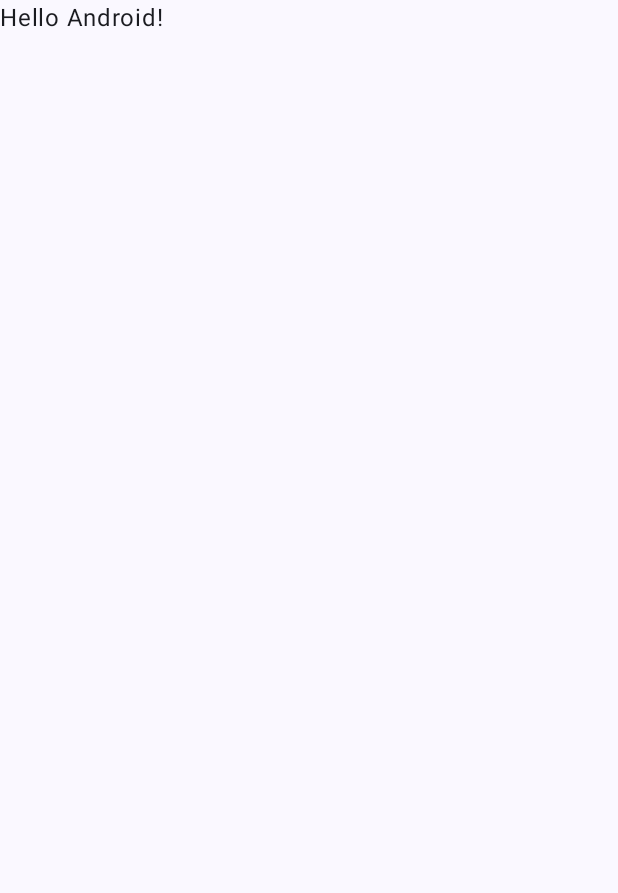
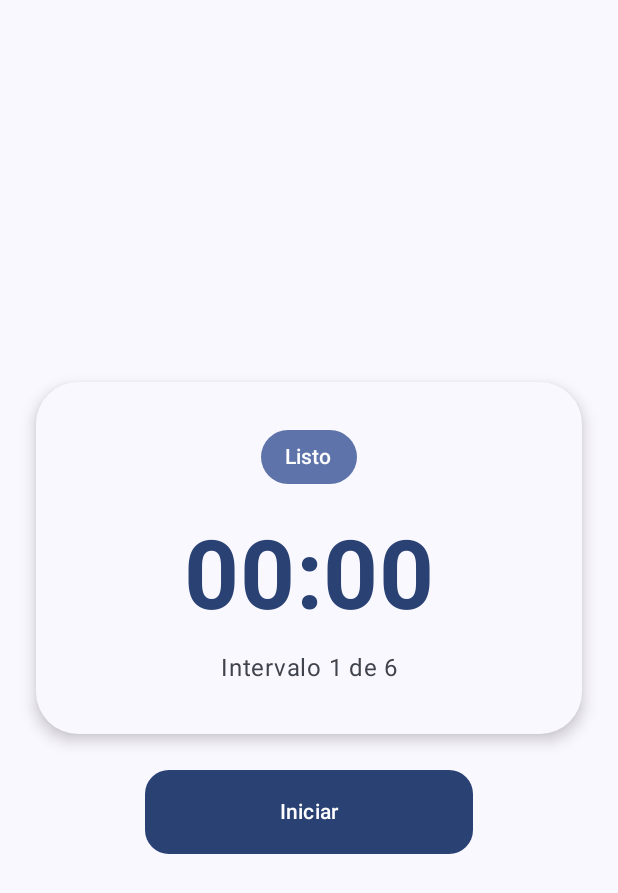
Before and after one commit to DanielCulpian/CascadeStudy, an Android app built with Jetpack Compose: the screen it shows after launch (MainActivity), on a phone screen of 412 x 824 dp. Before the commit the part shown is almost empty. Shown: the top 893 px of the screen. Run offline under Robolectric (Android 15) with nearby library versions, the light colour scheme and no system bars.

Commit message:
- Created TimerScreen.kt to set the principal window we want to show in our application. - Updated MainActivity.kt to use TimerScreen.kt

```diff
--- a/app/src/main/java/com/example/cascadestudy/MainActivity.kt
+++ b/app/src/main/java/com/example/cascadestudy/MainActivity.kt
@@ -4,44 +4,34 @@ import android.os.Bundle
 import androidx.activity.ComponentActivity
 import androidx.activity.compose.setContent
 import androidx.activity.enableEdgeToEdge
-import androidx.compose.foundation.layout.fillMaxSize
-import androidx.compose.foundation.layout.padding
-import androidx.compose.material3.Scaffold
-import androidx.compose.material3.Text
-import androidx.compose.runtime.Composable
-import androidx.compose.ui.Modifier
-import androidx.compose.ui.tooling.preview.Preview
+import androidx.activity.viewModels
+import androidx.compose.runtime.getValue
+import androidx.compose.runtime.collectAsState
+import com.example.cascadestudy.presentation.timer.TimerScreen
+import com.example.cascadestudy.presentation.timer.TimerViewModel
 import com.example.cascadestudy.ui.theme.CascadeStudyTheme
 
 class MainActivity : ComponentActivity() {
+
+    private val viewModel: TimerViewModel by viewModels()
+
     override fun onCreate(savedInstanceState: Bundle?) {
         super.onCreate(savedInstanceState)
+
         enableEdgeToEdge()
+
         setContent {
             CascadeStudyTheme {
-                Scaffold(modifier = Modifier.fillMaxSize()) { innerPadding ->
-                    Greeting(
-                        name = "Android",
-                        modifier = Modifier.padding(innerPadding)
-                    )
-                }
+                val uiState by viewModel.uiState.collectAsState()
+                TimerScreen(
+                    uiState = uiState,
+                    onStart = viewModel::start,
+                    onPause = viewModel::pause,
+                    onResume = viewModel::resume,
+                    onReset = viewModel::reset
+                )
             }
+
         }
     }
 }
-
-@Composable
-fun Greeting(name: String, modifier: Modifier = Modifier) {
-    Text(
-        text = "Hello $name!",
-        modifier = modifier
-    )
-}
-
-@Preview(showBackground = true)
-@Composable
-fun GreetingPreview() {
-    CascadeStudyTheme {
-        Greeting("Android")
-    }
-}
--- /dev/null
+++ b/app/src/main/java/com/example/cascadestudy/presentation/timer/TimerScreen.kt
@@ -0,0 +1,216 @@
+package com.example.cascadestudy.presentation.timer
+
+// UI and Compose imports
+import androidx.compose.foundation.background
+import androidx.compose.foundation.layout.Arrangement
+import androidx.compose.foundation.layout.Column
+import androidx.compose.foundation.layout.Row
+import androidx.compose.foundation.layout.Spacer
+import androidx.compose.foundation.layout.fillMaxSize
+import androidx.compose.foundation.layout.fillMaxWidth
+import androidx.compose.foundation.layout.height
+import androidx.compose.foundation.layout.padding
+import androidx.compose.foundation.layout.width
+import androidx.compose.foundation.shape.RoundedCornerShape
+import androidx.compose.material3.Button
+import androidx.compose.material3.ButtonDefaults
+import androidx.compose.material3.Card
+import androidx.compose.material3.CardDefaults
+import androidx.compose.material3.MaterialTheme
+import androidx.compose.material3.OutlinedButton
+import androidx.compose.material3.Surface
+import androidx.compose.material3.Text
+import androidx.compose.runtime.Composable
+import androidx.compose.ui.Alignment
+import androidx.compose.ui.Modifier
+import androidx.compose.ui.text.font.FontWeight
+import androidx.compose.ui.text.style.TextAlign
+import androidx.compose.ui.unit.dp
+import androidx.compose.ui.unit.sp
+
+// Domain imports
+import com.example.cascadestudy.domain.TimerState
+
+// Returns the localized label corresponding to the current timer state
+private fun stateText(state: TimerState): String {
+    return when (state) {
+        TimerState.IDLE -> "Listo"
+        TimerState.STUDYING -> "Estudiando"
+        TimerState.RESTING -> "Descansando"
+        TimerState.PAUSED -> "Pausado"
+        TimerState.FINISHED -> "Finalizado"
+    }
+}
+
+// Formats total seconds into MM:SS display format
+private fun formatTime(totalSeconds: Long): String {
+    val minutes = totalSeconds / 60
+    val seconds = totalSeconds % 60
+
+    return "%02d:%02d".format(minutes, seconds)
+}
+
+// Main Composable screen for displaying timer state and control actions
+@Composable
+fun TimerScreen(
+    uiState: TimerUiState,
+    onStart: () -> Unit,
+    onPause: () -> Unit,
+    onResume: () -> Unit,
+    onReset: () -> Unit
+) {
+    // Outer layout container centered vertically and horizontally
+    Column(
+        modifier = Modifier
+            .fillMaxSize()
+            .background(
+                MaterialTheme.colorScheme.background
+            )
+            .padding(24.dp),
+        horizontalAlignment = Alignment.CenterHorizontally,
+        verticalArrangement = Arrangement.Center
+    ) {
+        // Card wrapper displaying current status, time remaining, and interval info
+        Card(
+            modifier = Modifier.fillMaxWidth(),
+            colors = CardDefaults.cardColors(
+                containerColor = MaterialTheme.colorScheme.surface
+            ),
+            shape = RoundedCornerShape(28.dp),
+            elevation = CardDefaults.cardElevation(
+                defaultElevation = 6.dp
+            )
+        ) {
+            Column(
+                modifier = Modifier
+                    .fillMaxWidth()
+                    .padding(
+                        horizontal = 24.dp,
+                        vertical = 32.dp
+                    ),
+                horizontalAlignment = Alignment.CenterHorizontally
+            ) {
+                // Status badge indicating the current state
+                Surface(
+                    shape = RoundedCornerShape(50),
+                    color = MaterialTheme.colorScheme.primaryContainer
+                ) {
+                    Text(
+                        text = stateText(uiState.state),
+                        modifier = Modifier.padding(
+                            horizontal = 16.dp,
+                            vertical = 8.dp
+                        ),
+                        color = MaterialTheme.colorScheme.onPrimaryContainer,
+                        style = MaterialTheme.typography.labelLarge
+                    )
+                }
+
+                Spacer(
+                    modifier = Modifier.height(24.dp)
+                )
+
+                // Main timer clock display
+                Text(
+                    text = formatTime(uiState.remainingSeconds),
+                    modifier = Modifier.fillMaxWidth(),
+                    textAlign = TextAlign.Center,
+                    fontSize = 64.sp,
+                    fontWeight = FontWeight.Bold,
+                    color = MaterialTheme.colorScheme.primary
+                )
+
+                Spacer(
+                    modifier = Modifier.height(12.dp)
+                )
+
+                // Current interval progress indicator
+                Text(
+                    text = "Intervalo ${uiState.currentIntervalIndex + 1} de ${uiState.totalIntervals}",
+                    modifier = Modifier.fillMaxWidth(),
+                    textAlign = TextAlign.Center,
+                    color = MaterialTheme.colorScheme.onSurfaceVariant
+                )
+            }
+        }
+
+        Spacer(
+            modifier = Modifier.height(24.dp)
+        )
+
+        // Row containing action buttons depending on the current timer state
+        Row(
+            modifier = Modifier
+                .fillMaxWidth()
+                .height(56.dp),
+            horizontalArrangement = Arrangement.Center
+        ) {
+            // Start button shown when timer is in IDLE state
+            if (uiState.state == TimerState.IDLE) {
+                Button(
+                    onClick = onStart,
+                    modifier = Modifier
+                        .fillMaxWidth(0.6f)
+                        .height(56.dp),
+                    shape = RoundedCornerShape(16.dp)
+                ) {
+                    Text("Iniciar")
+                }
+            }
+
+            // Pause button shown during active STUDYING or RESTING states
+            if (uiState.state == TimerState.STUDYING ||
+                uiState.state == TimerState.RESTING
+            ) {
+                Button(
+                    onClick = onPause,
+                    modifier = Modifier
+                        .fillMaxWidth(0.6f)
+                        .height(56.dp),
+                    shape = RoundedCornerShape(16.dp)
+                ) {
+                    Text("Pausar")
+                }
+            }
+
+            // Resume button shown when timer is PAUSED
+            if (uiState.state == TimerState.PAUSED) {
+                Button(
+                    onClick = onResume,
+                    modifier = Modifier
+                        .fillMaxWidth(0.4f)
+                        .width(30.dp)
+                        .height(56.dp),
+                    shape = RoundedCornerShape(16.dp)
+                ) {
+                    Text("Reanudar")
+                }
+            }
+
+            // Reset button shown when timer is PAUSED or FINISHED
+            if (uiState.state == TimerState.PAUSED ||
+                uiState.state == TimerState.FINISHED
+            ) {
+                OutlinedButton(
+                    onClick = onReset,
+                    colors = ButtonDefaults.outlinedButtonColors(
+                        containerColor = MaterialTheme.colorScheme.surfaceVariant
+                    ),
+                    modifier = Modifier
+                        .fillMaxWidth(0.6f)
+                        .width(30.dp)
+                        .height(56.dp)
+                        .padding(
+                            start = 8.dp
+                        ),
+                    shape = RoundedCornerShape(16.dp),
+                ) {
+                    Text(
+                        "Reiniciar",
+                        color = MaterialTheme.colorScheme.onSurface
+                    )
+                }
+            }
+        }
+    }
+}
```
